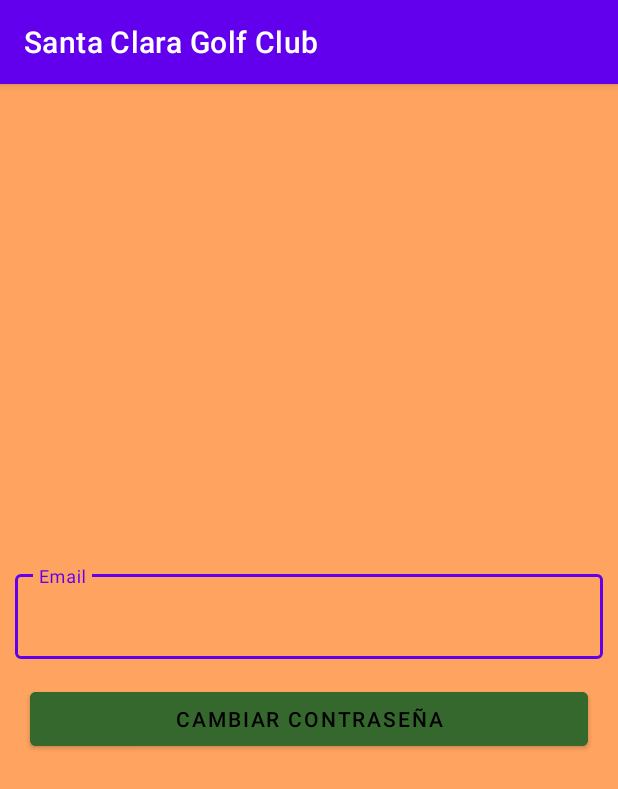
After one commit to daniidoblass14/SantaClaraGolfKotl, an Android app: the ManageUsers screen opened directly, with no data from a screen before it, on a phone screen of 412 x 824 dp. The commit adds this screen. Shown: the top 789 px of the screen. Run offline under Robolectric (Android 15) with nearby library versions, the phone set to English and light mode, and no system bars; our stand-ins replace Firebase (no records; nobody signed in at launch, a user with empty details on screens opened directly).

Commit message:
commit 8

```diff
--- a/app/src/main/AndroidManifest.xml
+++ b/app/src/main/AndroidManifest.xml
@@ -45,6 +45,9 @@
         <activity
             android:name=".Movements">
         </activity>
+        <activity
+            android:name=".ManageUsers">
+        </activity>
     </application>
 
 
--- a/app/src/main/java/com/example/santaclaragolfkotl/AdminMenu.kt
+++ b/app/src/main/java/com/example/santaclaragolfkotl/AdminMenu.kt
@@ -22,5 +22,11 @@ class AdminMenu:AppCompatActivity() {
             val intentMovements = Intent(this, Movements::class.java)
             startActivity(intentMovements)
         }
+
+        btnManageUser?.setOnClickListener {
+
+            val intentManageUsers = Intent(this, ManageUsers::class.java)
+            startActivity(intentManageUsers)
+        }
     }
 }
--- /dev/null
+++ b/app/src/main/java/com/example/santaclaragolfkotl/ManageUsers.kt
@@ -0,0 +1,54 @@
+package com.example.santaclaragolfkotl
+
+import android.os.Bundle
+import android.text.InputType
+import android.view.View
+import android.widget.Button
+import android.widget.Toast
+import androidx.appcompat.app.AppCompatActivity
+import com.google.android.material.textfield.TextInputEditText
+import com.google.android.material.textfield.TextInputLayout
+import com.google.firebase.FirebaseApp
+import com.google.firebase.auth.FirebaseAuth
+import com.google.firebase.auth.ktx.auth
+import com.google.firebase.ktx.Firebase
+
+class ManageUsers : AppCompatActivity() {
+
+    private lateinit var firebaseAuth: FirebaseAuth
+    private var textEmail: TextInputLayout? = null
+    private var btnChangePassword: Button? = null
+
+    override fun onCreate(savedInstanceState: Bundle?) {
+        FirebaseApp.initializeApp(this)
+        super.onCreate(savedInstanceState)
+        setContentView(R.layout.manage_user_layout)
+
+        btnChangePassword=findViewById<Button>(R.id.btnChangePassword)
+
+        textEmail = findViewById<View>(R.id.textFieldEmail) as TextInputLayout?
+
+
+        btnChangePassword?.setOnClickListener {
+
+            sendPasswordReset(textEmail?.editText?.text.toString())
+        }
+
+        firebaseAuth = Firebase.auth
+
+    }
+
+    private fun sendPasswordReset (email:String){
+
+        firebaseAuth.sendPasswordResetEmail(email).addOnCompleteListener(){task ->
+
+            if(task.isSuccessful){
+
+                Toast.makeText(this, "Correo de Cambio de contraseña, enviado correctamente.", Toast.LENGTH_SHORT).show()
+
+            } else {
+                Toast.makeText(this, "Erro al cambiar la contraseña.", Toast.LENGTH_SHORT).show()
+            }
+        }
+    }
+}
--- /dev/null
+++ b/app/src/main/res/layout/manage_user_layout.xml
@@ -0,0 +1,57 @@
+<?xml version="1.0" encoding="utf-8"?>
+<androidx.constraintlayout.widget.ConstraintLayout xmlns:android="http://schemas.android.com/apk/res/android"
+    xmlns:app="http://schemas.android.com/apk/res-auto"
+    xmlns:tools="http://schemas.android.com/tools"
+    android:layout_width="match_parent"
+    android:layout_height="match_parent"
+    android:background="@color/beige"
+    tools:context=".MainActivity">
+
+
+    <androidx.constraintlayout.widget.ConstraintLayout
+        android:layout_width="match_parent"
+        android:layout_height="wrap_content"
+        app:layout_constraintTop_toTopOf="parent"
+        app:layout_constraintBottom_toBottomOf="parent">
+
+        <com.google.android.material.textfield.TextInputLayout
+            style="@style/Widget.MaterialComponents.TextInputLayout.OutlinedBox"
+            android:id="@+id/textFieldEmail"
+            android:layout_width="match_parent"
+            app:layout_constraintEnd_toEndOf="parent"
+            app:layout_constraintStart_toStartOf="parent"
+            app:layout_constraintTop_toTopOf="parent"
+            android:layout_height="wrap_content"
+            android:layout_marginEnd="10dp"
+            android:layout_marginStart="10dp"
+            android:hint="@string/email">
+
+            <com.google.android.material.textfield.TextInputEditText
+                android:layout_width="match_parent"
+                android:layout_height="wrap_content"
+                android:singleLine="true"
+                android:inputType="textEmailAddress|textNoSuggestions"
+                android:imeOptions="actionNext"/>
+        </com.google.android.material.textfield.TextInputLayout>
+
+
+        <Button
+            android:id="@+id/btnChangePassword"
+            android:layout_width="0dp"
+            android:layout_height="wrap_content"
+            android:layout_marginStart="20dp"
+            android:layout_marginTop="16dp"
+            android:layout_marginEnd="20dp"
+            android:layout_weight="1"
+            android:backgroundTint="@color/verde_hierba"
+            android:text="cambiar contraseña"
+            android:textColor="@android:color/black"
+            app:layout_constraintEnd_toEndOf="parent"
+            app:layout_constraintStart_toStartOf="parent"
+            app:layout_constraintTop_toBottomOf="@+id/textFieldEmail" />
+
+
+    </androidx.constraintlayout.widget.ConstraintLayout>
+
+
+</androidx.constraintlayout.widget.ConstraintLayout>
```
Also changed, not shown: app/build.gradle (+8 -0 lines), app/src/main/java/com/example/santaclaragolfkotl/MainActivity.kt (+60 -70 lines), app/src/main/java/com/example/santaclaragolfkotl/Registrar.kt (+3 -9 lines).
